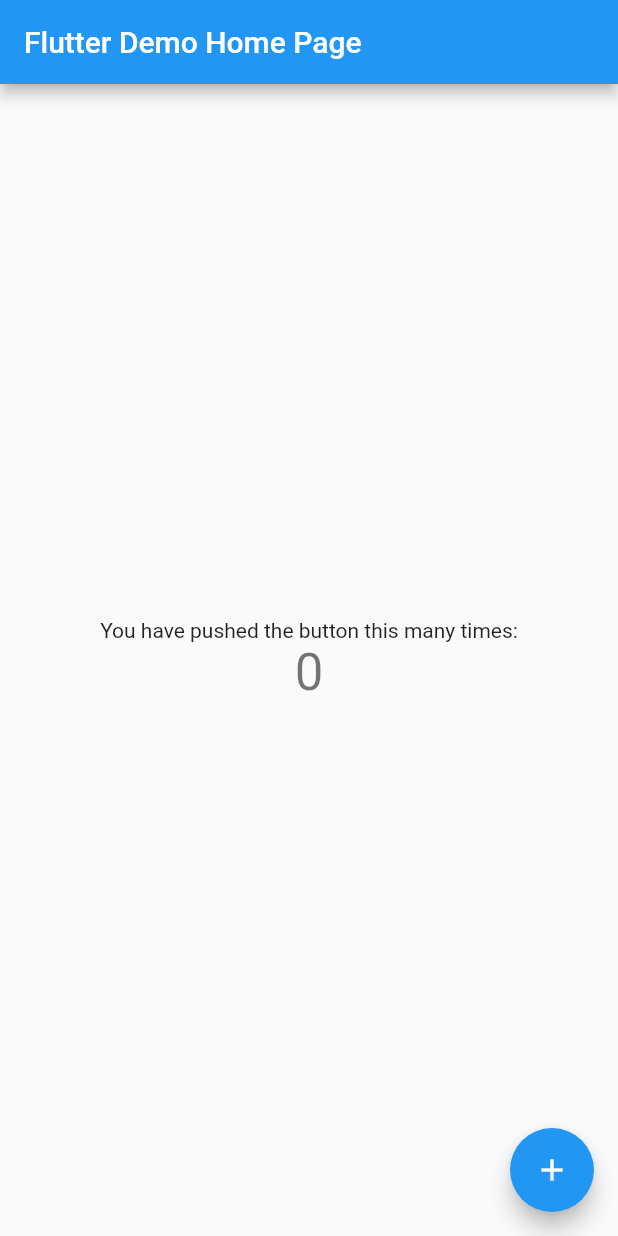
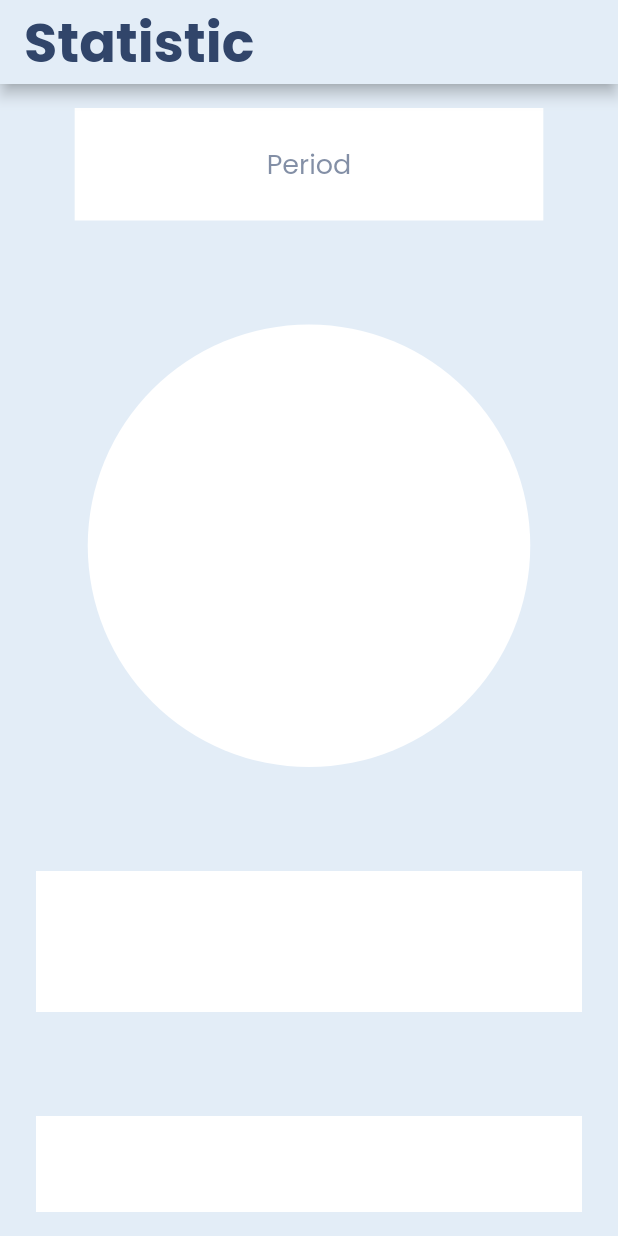
Before and after one commit to Sveta-K13/skeuomorph_mobile_banking, a Flutter app: the screen it shows after launch, on a phone screen of 412 x 824 dp. Run offline on Flutter 3.47's test engine with Material 2 defaults, Android fonts, the phone set to English and light mode, and no system bars.

Commit message:
add fonts, colors and placeholder containers

```diff
--- a/lib/main.dart
+++ b/lib/main.dart
@@ -1,117 +1,15 @@
 import 'package:flutter/material.dart';
+import 'package:skeuomorph_mobile_banking/statistic_light_screen.dart';
 
 void main() {
   runApp(MyApp());
 }
 
 class MyApp extends StatelessWidget {
-  // This widget is the root of your application.
   @override
   Widget build(BuildContext context) {
     return MaterialApp(
-      title: 'Flutter Demo',
-      theme: ThemeData(
-        // This is the theme of your application.
-        //
-        // Try running your application with "flutter run". You'll see the
-        // application has a blue toolbar. Then, without quitting the app, try
-        // changing the primarySwatch below to Colors.green and then invoke
-        // "hot reload" (press "r" in the console where you ran "flutter run",
-        // or simply save your changes to "hot reload" in a Flutter IDE).
-        // Notice that the counter didn't reset back to zero; the application
-        // is not restarted.
-        primarySwatch: Colors.blue,
-        // This makes the visual density adapt to the platform that you run
-        // the app on. For desktop platforms, the controls will be smaller and
-        // closer together (more dense) than on mobile platforms.
-        visualDensity: VisualDensity.adaptivePlatformDensity,
-      ),
-      home: MyHomePage(title: 'Flutter Demo Home Page'),
+      home: StatisticLightScreen(),
     );
   }
 }
-
-class MyHomePage extends StatefulWidget {
-  MyHomePage({Key key, this.title}) : super(key: key);
-
-  // This widget is the home page of your application. It is stateful, meaning
-  // that it has a State object (defined below) that contains fields that affect
-  // how it looks.
-
-  // This class is the configuration for the state. It holds the values (in this
-  // case the title) provided by the parent (in this case the App widget) and
-  // used by the build method of the State. Fields in a Widget subclass are
-  // always marked "final".
-
-  final String title;
-
-  @override
-  _MyHomePageState createState() => _MyHomePageState();
-}
-
-class _MyHomePageState extends State<MyHomePage> {
-  int _counter = 0;
-
-  void _incrementCounter() {
-    setState(() {
-      // This call to setState tells the Flutter framework that something has
-      // changed in this State, which causes it to rerun the build method below
-      // so that the display can reflect the updated values. If we changed
-      // _counter without calling setState(), then the build method would not be
-      // called again, and so nothing would appear to happen.
-      _counter++;
-    });
-  }
-
-  @override
-  Widget build(BuildContext context) {
-    // This method is rerun every time setState is called, for instance as done
-    // by the _incrementCounter method above.
-    //
-    // The Flutter framework has been optimized to make rerunning build methods
-    // fast, so that you can just rebuild anything that needs updating rather
-    // than having to individually change instances of widgets.
-    return Scaffold(
-      appBar: AppBar(
-        // Here we take the value from the MyHomePage object that was created by
-        // the App.build method, and use it to set our appbar title.
-        title: Text(widget.title),
-      ),
-      body: Center(
-        // Center is a layout widget. It takes a single child and positions it
-        // in the middle of the parent.
-        child: Column(
-          // Column is also a layout widget. It takes a list of children and
-          // arranges them vertically. By default, it sizes itself to fit its
-          // children horizontally, and tries to be as tall as its parent.
-          //
-          // Invoke "debug painting" (press "p" in the console, choose the
-          // "Toggle Debug Paint" action from the Flutter Inspector in Android
-          // Studio, or the "Toggle Debug Paint" command in Visual Studio Code)
-          // to see the wireframe for each widget.
-          //
-          // Column has various properties to control how it sizes itself and
-          // how it positions its children. Here we use mainAxisAlignment to
-          // center the children vertically; the main axis here is the vertical
-          // axis because Columns are vertical (the cross axis would be
-          // horizontal).
-          mainAxisAlignment: MainAxisAlignment.center,
-          children: <Widget>[
-            Text(
-              'You have pushed the button this many times:',
-            ),
-            Text(
-              '$_counter',
-              style: Theme.of(context).textTheme.headline4,
-            ),
-          ],
-        ),
-      ),
-      floatingActionButton: FloatingActionButton(
-        onPressed: _incrementCounter,
-        tooltip: 'Increment',
-        child: Icon(Icons.add),
-      ), // This trailing comma makes auto-formatting nicer for build methods.
-    );
-  }
-}
--- /dev/null
+++ b/lib/statistic_light_screen.dart
@@ -0,0 +1,65 @@
+import 'package:flutter/material.dart';
+import 'package:skeuomorph_mobile_banking/theme.dart';
+
+class StatisticLightScreen extends StatefulWidget {
+  @override
+  _StatisticLightScreenState createState() => _StatisticLightScreenState();
+}
+
+class _StatisticLightScreenState extends State<StatisticLightScreen> {
+  @override
+  Widget build(BuildContext context) {
+    return Scaffold(
+      backgroundColor: bgColor,
+      appBar: AppBar(
+        backgroundColor: bgColor,
+        title: Text(
+          'Statistic',
+          style: TextStyle(
+            color: textColor,
+            fontFamily: fontFamily,
+            fontWeight: FontWeight.bold,
+            fontSize: 36.0,
+          ),
+        ),
+      ),
+      body: Padding(
+        padding: const EdgeInsets.symmetric(horizontal: 24.0, vertical: 16.0),
+        child: Column(
+          mainAxisAlignment: MainAxisAlignment.spaceBetween,
+          crossAxisAlignment: CrossAxisAlignment.center,
+          children: [
+            Container(
+              padding: EdgeInsets.symmetric(horizontal: 128, vertical: 24),
+              color: Colors.white,
+              child: Text(
+                'Period',
+                style: TextStyle(
+                  color: textColor.withOpacity(0.6),
+                  fontFamily: fontFamily,
+                  fontSize: 18,
+                ),
+              ),
+            ),
+            Container(
+              height: 295,
+              width: 295,
+              decoration: BoxDecoration(
+                shape: BoxShape.circle,
+                color: Colors.white,
+              ),
+            ),
+            Container(
+              height: 94,
+              color: Colors.white,
+            ),
+            Container(
+              height: 64,
+              color: Colors.white,
+            ),
+          ],
+        ),
+      ),
+    );
+  }
+}
--- /dev/null
+++ b/lib/theme.dart
@@ -0,0 +1,5 @@
+import 'package:flutter/material.dart';
+
+const Color bgColor = Color(0xFFE3EDF7);
+const Color textColor = Color(0xFF31456A);
+const String fontFamily = 'Poppins';
--- a/pubspec.yaml
+++ b/pubspec.yaml
@@ -55,6 +55,12 @@
   # For details regarding adding assets from package dependencies, see
   # https://flutter.dev/assets-and-images/#from-packages
 
+  fonts:
+    - family: Poppins
+      fonts:
+        - asset: assets/fonts/Poppins-Regular.ttf
+        - asset: assets/fonts/Poppins-Bold.ttf
+          weight: 600
   # To add custom fonts to your application, add a fonts section here,
   # in this "flutter" section. Each entry in this list should have a
   # "family" key with the font family name, and a "fonts" key with a
```
Also changed, not shown: assets/fonts/Poppins-Bold.ttf (added), assets/fonts/Poppins-Regular.ttf (added), 1 other file.
